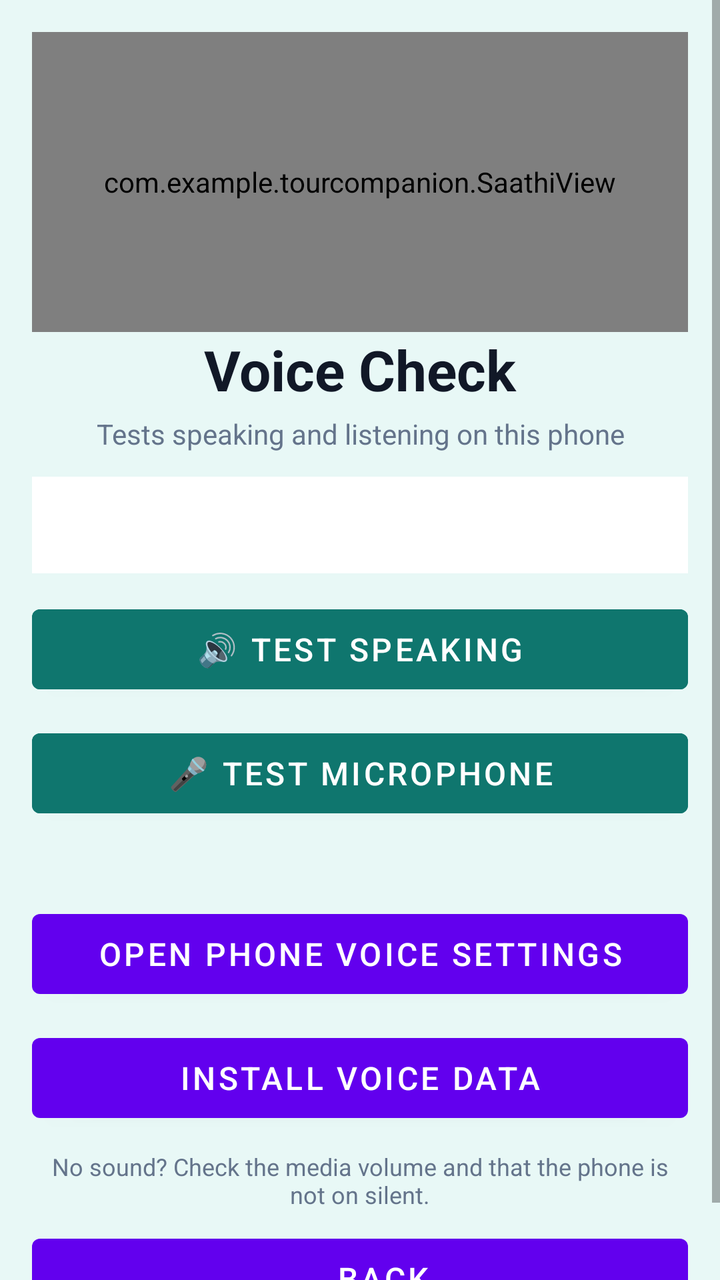
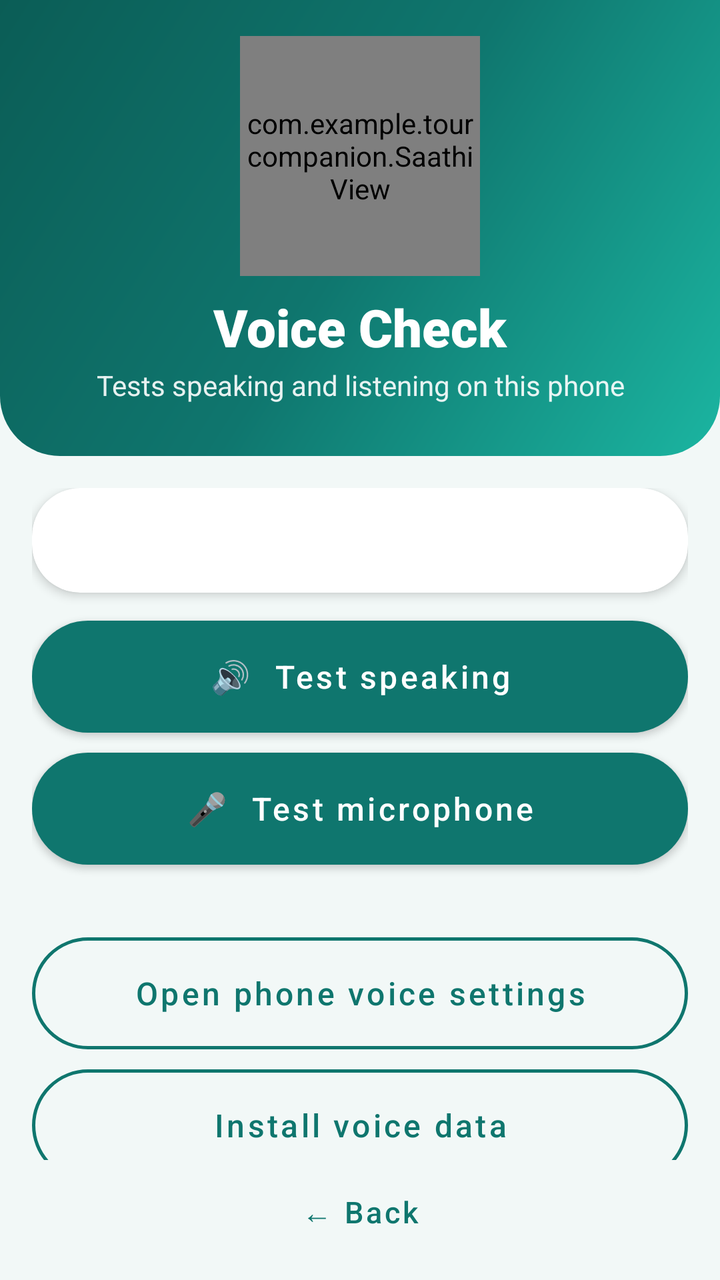

The first picture is an Android layout as it rendered before a commit; the second is the same layout after the commit. The layout source and the unified diff follow.
<!-- AndroidManifest.xml: application theme Theme.TourCompanion -->
<!-- res/layout/activity_voice_check.xml -->
<?xml version="1.0" encoding="utf-8"?>
<ScrollView
    xmlns:android="http://schemas.android.com/apk/res/android"
    xmlns:app="http://schemas.android.com/apk/res-auto"
    android:layout_width="match_parent"
    android:layout_height="match_parent"
    android:background="#E8F8F6"
    android:fillViewport="true">

    <LinearLayout
        android:layout_width="match_parent"
        android:layout_height="wrap_content"
        android:orientation="vertical"
        android:padding="16dp">

    <com.example.tourcompanion.SaathiView
        android:id="@+id/voiceAvatar"
        android:layout_width="match_parent"
        android:layout_height="150dp" />
    <TextView
        android:layout_width="match_parent"
        android:layout_height="wrap_content"
        android:gravity="center"
        android:text="Voice Check"
        android:textColor="#111827"
        android:textSize="28sp"
        android:textStyle="bold" />

    <TextView
        android:layout_width="match_parent"
        android:layout_height="wrap_content"
        android:layout_marginTop="4dp"
        android:gravity="center"
        android:text="Tests speaking and listening on this phone"
        android:textColor="#64748B"
        android:textSize="14sp" />

    <TextView
        android:id="@+id/voiceStatus"
        android:layout_width="match_parent"
        android:layout_height="wrap_content"
        android:layout_marginTop="12dp"
        android:background="#FFFFFF"
        android:lineSpacingExtra="4dp"
        android:padding="14dp"
        android:textColor="#111827"
        android:textSize="15sp" />
    <Button
        android:id="@+id/testSpeakButton"
        android:layout_width="match_parent"
        android:layout_height="52dp"
        android:layout_marginTop="12dp"
        android:text="🔊 Test speaking"
        android:textSize="16sp"
        android:backgroundTint="#0F766E"
        android:textColor="#FFFFFF" />
    <Button
        android:id="@+id/testMicButton"
        android:layout_width="match_parent"
        android:layout_height="52dp"
        android:layout_marginTop="10dp"
        android:text="🎤 Test microphone"
        android:textSize="16sp"
        android:backgroundTint="#0F766E"
        android:textColor="#FFFFFF" />

    <TextView
        android:id="@+id/heardText"
        android:layout_width="match_parent"
        android:layout_height="wrap_content"
        android:layout_marginTop="8dp"
        android:gravity="center"
        android:textColor="#0F766E"
        android:textSize="15sp" />
    <Button
        android:id="@+id/voiceSettingsButton"
        android:layout_width="match_parent"
        android:layout_height="52dp"
        android:layout_marginTop="10dp"
        android:text="Open phone voice settings"
        android:textSize="16sp" />
    <Button
        android:id="@+id/installVoiceButton"
        android:layout_width="match_parent"
        android:layout_height="52dp"
        android:layout_marginTop="10dp"
        android:text="Install voice data"
        android:textSize="16sp" />

    <TextView
        android:layout_width="match_parent"
        android:layout_height="wrap_content"
        android:layout_marginTop="10dp"
        android:gravity="center"
        android:text="No sound? Check the media volume and that the phone is not on silent."
        android:textColor="#64748B"
        android:textSize="12sp" />
    <Button
        android:id="@+id/backVoiceButton"
        android:layout_width="match_parent"
        android:layout_height="52dp"
        android:layout_marginTop="8dp"
        android:text="← Back"
        android:textSize="16sp" />

    </LinearLayout>

</ScrollView>
<!-- resources referenced by this layout -->
<resources>
  <style name="Theme.TourCompanion" parent="Theme.MaterialComponents.DayNight.DarkActionBar">
          
          <item name="colorPrimary">@color/purple_500</item>
          <item name="colorPrimaryVariant">@color/purple_700</item>
          <item name="colorOnPrimary">@color/white</item>
          
          <item name="colorSecondary">@color/teal_200</item>
          <item name="colorSecondaryVariant">@color/teal_700</item>
          <item name="colorOnSecondary">@color/black</item>
          
          <item name="android:statusBarColor">?attr/colorPrimaryVariant</item>
          
      </style>
  <color name="purple_500">#FF6200EE</color>
  <color name="purple_700">#FF3700B3</color>
  <color name="teal_200">#FF03DAC5</color>
  <color name="teal_700">#FF018786</color>
  <color name="black">#FF000000</color>
  <!-- unchanged entries left out for length: 1 -->
</resources>

<!-- the commit's change to res/layout/activity_voice_check.xml (unified diff, before → after) -->
@@ -1,108 +1,156 @@
 <?xml version="1.0" encoding="utf-8"?>
-<ScrollView
+<LinearLayout
     xmlns:android="http://schemas.android.com/apk/res/android"
     xmlns:app="http://schemas.android.com/apk/res-auto"
     android:layout_width="match_parent"
     android:layout_height="match_parent"
-    android:background="#E8F8F6"
-    android:fillViewport="true">
+    android:background="@color/bg"
+    android:orientation="vertical">
 
     <LinearLayout
         android:layout_width="match_parent"
         android:layout_height="wrap_content"
+        android:tag="header"
+        android:background="@drawable/bg_header"
+        android:gravity="center_horizontal"
         android:orientation="vertical"
-        android:padding="16dp">
+        android:paddingStart="20dp"
+        android:paddingTop="18dp"
+        android:paddingEnd="20dp"
+        android:paddingBottom="26dp">
 
-    <com.example.tourcompanion.SaathiView
-        android:id="@+id/voiceAvatar"
+        <FrameLayout
+            android:layout_width="120dp"
+            android:layout_height="120dp">
+
+            <View
+                android:layout_width="112dp"
+                android:layout_height="112dp"
+                android:layout_gravity="center"
+                android:background="@drawable/bg_circle_soft" />
+
+            <com.example.tourcompanion.SaathiView
+                android:id="@+id/voiceAvatar"
+                android:layout_width="match_parent"
+                android:layout_height="match_parent" />
+        </FrameLayout>
+
+        <TextView
+            
+            style="@style/Text.Tour.Title"
+            android:layout_width="match_parent"
+            android:layout_height="wrap_content"
+            android:layout_marginTop="8dp"
+            android:text="Voice Check" />
+
+        <TextView
+            
+            style="@style/Text.Tour.Subtitle"
+            android:layout_width="match_parent"
+            android:layout_height="wrap_content"
+            android:layout_marginTop="2dp"
+            android:text="Tests speaking and listening on this phone" />
+    </LinearLayout>
+
+    <ScrollView
         android:layout_width="match_parent"
-        android:layout_height="150dp" />
-    <TextView
-        android:layout_width="match_parent"
-        android:layout_height="wrap_content"
-        android:gravity="center"
-        android:text="Voice Check"
-        android:textColor="#111827"
-        android:textSize="28sp"
-        android:textStyle="bold" />
+        android:layout_height="0dp"
+        android:layout_weight="1"
+        android:clipToPadding="false"
+        android:fillViewport="true"
+        android:scrollbars="none">
 
-    <TextView
-        android:layout_width="match_parent"
-        android:layout_height="wrap_content"
-        android:layout_marginTop="4dp"
-        android:gravity="center"
-        android:text="Tests speaking and listening on this phone"
-        android:textColor="#64748B"
-        android:textSize="14sp" />
+        <LinearLayout
+            android:layout_width="match_parent"
+            android:layout_height="wrap_content"
+            android:orientation="vertical"
+            android:padding="16dp">
 
-    <TextView
-        android:id="@+id/voiceStatus"
-        android:layout_width="match_parent"
-        android:layout_height="wrap_content"
-        android:layout_marginTop="12dp"
-        android:background="#FFFFFF"
-        android:lineSpacingExtra="4dp"
-        android:padding="14dp"
-        android:textColor="#111827"
-        android:textSize="15sp" />
-    <Button
-        android:id="@+id/testSpeakButton"
+        <com.google.android.material.card.MaterialCardView
+            android:layout_width="match_parent"
+            android:layout_height="wrap_content"
+            android:layout_marginTop="0dp"
+            app:cardBackgroundColor="@color/surface"
+            app:cardCornerRadius="24dp"
+            app:cardElevation="3dp"
+            app:strokeWidth="0dp">
+
+            <LinearLayout
+                android:layout_width="match_parent"
+                android:layout_height="wrap_content"
+                android:orientation="vertical"
+                android:padding="16dp">
+
+        <TextView
+            android:id="@+id/voiceStatus"
+            android:layout_width="match_parent"
+            android:layout_height="wrap_content"
+            android:layout_marginTop="0dp"
+            android:text=""
+            android:textColor="@color/text_primary"
+            android:textSize="15sp"
+            android:lineSpacingExtra="5dp" />
+
+            </LinearLayout>
+        </com.google.android.material.card.MaterialCardView>
+        <com.google.android.material.button.MaterialButton
+            android:id="@+id/testSpeakButton"
+            style="@style/Widget.Tour.Button.Primary"
+            android:layout_width="match_parent"
+            android:layout_height="56dp"
+            android:layout_marginTop="14dp"
+            android:text="🔊  Test speaking" />
+        <com.google.android.material.button.MaterialButton
+            android:id="@+id/testMicButton"
+            style="@style/Widget.Tour.Button.Primary"
+            android:layout_width="match_parent"
+            android:layout_height="56dp"
+            android:layout_marginTop="10dp"
+            android:text="🎤  Test microphone" />
+        <TextView
+            android:id="@+id/heardText"
+            android:layout_width="match_parent"
+            android:layout_height="wrap_content"
+            android:layout_marginTop="10dp"
+            android:text=""
+            android:textColor="@color/primary"
+            android:textSize="15sp"
+            android:gravity="center" />
+        <com.google.android.material.button.MaterialButton
+            android:id="@+id/voiceSettingsButton"
+            style="@style/Widget.Tour.Button.Secondary"
+            android:layout_width="match_parent"
+            android:layout_height="56dp"
+            android:layout_marginTop="6dp"
+            android:text="Open phone voice settings" />
+        <com.google.android.material.button.MaterialButton
+            android:id="@+id/installVoiceButton"
+            style="@style/Widget.Tour.Button.Secondary"
+            android:layout_width="match_parent"
+            android:layout_height="56dp"
+            android:layout_marginTop="10dp"
+            android:text="Install voice data" />
+        <TextView
+            
+            android:layout_width="match_parent"
+            android:layout_height="wrap_content"
+            android:layout_marginTop="12dp"
+            android:text="No sound? Check the media volume and that the phone is not on silent."
+            android:textColor="@color/text_secondary"
+            android:textSize="12sp"
+            android:gravity="center" />
+
+        </LinearLayout>
+    </ScrollView>
+
+    <com.google.android.material.button.MaterialButton
+        android:id="@+id/backVoiceButton"
+        style="@style/Widget.Tour.Button.Text"
         android:layout_width="match_parent"
         android:layout_height="52dp"
-        android:layout_marginTop="12dp"
-        android:text="🔊 Test speaking"
-        android:textSize="16sp"
-        android:backgroundTint="#0F766E"
-        android:textColor="#FFFFFF" />
-    <Button
-        android:id="@+id/testMicButton"
-        android:layout_width="match_parent"
-        android:layout_height="52dp"
-        android:layout_marginTop="10dp"
-        android:text="🎤 Test microphone"
-        android:textSize="16sp"
-        android:backgroundTint="#0F766E"
-        android:textColor="#FFFFFF" />
+        android:layout_marginStart="16dp"
+        android:layout_marginEnd="16dp"
+        android:layout_marginBottom="8dp"
+        android:text="← Back" />
 
-    <TextView
-        android:id="@+id/heardText"
-        android:layout_width="match_parent"
-        android:layout_height="wrap_content"
-        android:layout_marginTop="8dp"
-        android:gravity="center"
-        android:textColor="#0F766E"
-        android:textSize="15sp" />
-    <Button
-        android:id="@+id/voiceSettingsButton"
-        android:layout_width="match_parent"
-        android:layout_height="52dp"
-        android:layout_marginTop="10dp"
-        android:text="Open phone voice settings"
-        android:textSize="16sp" />
-    <Button
-        android:id="@+id/installVoiceButton"
-        android:layout_width="match_parent"
-        android:layout_height="52dp"
-        android:layout_marginTop="10dp"
-        android:text="Install voice data"
-        android:textSize="16sp" />
-
-    <TextView
-        android:layout_width="match_parent"
-        android:layout_height="wrap_content"
-        android:layout_marginTop="10dp"
-        android:gravity="center"
-        android:text="No sound? Check the media volume and that the phone is not on silent."
-        android:textColor="#64748B"
-        android:textSize="12sp" />
-    <Button
-        android:id="@+id/backVoiceButton"
-        android:layout_width="match_parent"
-        android:layout_height="52dp"
-        android:layout_marginTop="8dp"
-        android:text="← Back"
-        android:textSize="16sp" />
-
-    </LinearLayout>
-
-</ScrollView>
+</LinearLayout>
<!-- resource entries referenced after the edit -->
@@ -1,23 +1,79 @@
 <!-- resources referenced by this layout -->
 <resources>
-  <style name="Theme.TourCompanion" parent="Theme.MaterialComponents.DayNight.DarkActionBar">
-          
-          <item name="colorPrimary">@color/purple_500</item>
-          <item name="colorPrimaryVariant">@color/purple_700</item>
+  <color name="bg">#F2F8F7</color>
+  <color name="primary">#0F766E</color>
+  <color name="surface">#FFFFFF</color>
+  <color name="text_primary">#0F172A</color>
+  <color name="text_secondary">#64748B</color>
+  <!-- drawable bg_circle_soft (drawable) -->
+  <?xml version="1.0" encoding="utf-8"?>
+  <shape xmlns:android="http://schemas.android.com/apk/res/android" android:shape="oval">
+      <solid android:color="#26FFFFFF" />
+      <stroke android:width="2dp" android:color="#40FFFFFF" />
+  </shape>
+  <!-- drawable bg_header (drawable) -->
+  <?xml version="1.0" encoding="utf-8"?>
+  <shape xmlns:android="http://schemas.android.com/apk/res/android" android:shape="rectangle">
+      <gradient android:type="linear" android:angle="315" android:startColor="#0B5D56" android:centerColor="#0F766E" android:endColor="#1BB5A1" />
+      <corners android:bottomLeftRadius="30dp" android:bottomRightRadius="30dp" />
+  </shape>
+  <style name="Text.Tour.Subtitle" parent="">
+          <item name="android:textColor">#E6FFFFFF</item>
+          <item name="android:textSize">14sp</item>
+          <item name="android:gravity">center</item>
+      </style>
+  <style name="Text.Tour.Title" parent="">
+          <item name="android:textColor">@color/white</item>
+          <item name="android:textSize">26sp</item>
+          <item name="android:fontFamily">sans-serif-black</item>
+          <item name="android:gravity">center</item>
+      </style>
+  <style name="Widget.Tour.Button.Primary" parent="Widget.MaterialComponents.Button">
+          <item name="backgroundTint">@color/primary</item>
+          <item name="android:textColor">@color/white</item>
+          <item name="cornerRadius">28dp</item>
+          <item name="android:textAllCaps">false</item>
+          <item name="android:textSize">16sp</item>
+          <item name="android:fontFamily">sans-serif-medium</item>
+          <item name="android:minHeight">54dp</item>
+          <item name="android:insetTop">0dp</item>
+          <item name="android:insetBottom">0dp</item>
+          <item name="rippleColor">#33FFFFFF</item>
+      </style>
+  <style name="Widget.Tour.Button.Secondary" parent="Widget.MaterialComponents.Button.OutlinedButton">
+          <item name="strokeColor">@color/primary</item>
+          <item name="strokeWidth">1.5dp</item>
+          <item name="android:textColor">@color/primary</item>
+          <item name="cornerRadius">28dp</item>
+          <item name="android:textAllCaps">false</item>
+          <item name="android:textSize">16sp</item>
+          <item name="android:fontFamily">sans-serif-medium</item>
+          <item name="android:minHeight">52dp</item>
+          <item name="android:insetTop">0dp</item>
+          <item name="android:insetBottom">0dp</item>
+      </style>
+  <style name="Widget.Tour.Button.Text" parent="Widget.MaterialComponents.Button.TextButton">
+          <item name="android:textColor">@color/primary</item>
+          <item name="android:textAllCaps">false</item>
+          <item name="android:textSize">15sp</item>
+          <item name="android:fontFamily">sans-serif-medium</item>
+      </style>
+  <style name="Theme.TourCompanion" parent="Theme.MaterialComponents.Light.NoActionBar">
+          <item name="colorPrimary">@color/primary</item>
+          <item name="colorPrimaryVariant">@color/primary_dark</item>
           <item name="colorOnPrimary">@color/white</item>
-          
-          <item name="colorSecondary">@color/teal_200</item>
-          <item name="colorSecondaryVariant">@color/teal_700</item>
-          <item name="colorOnSecondary">@color/black</item>
-          
-          <item name="android:statusBarColor">?attr/colorPrimaryVariant</item>
-          
+          <item name="colorSecondary">@color/accent</item>
+          <item name="colorSecondaryVariant">@color/accent</item>
+          <item name="colorOnSecondary">@color/text_primary</item>
+          <item name="android:colorBackground">@color/bg</item>
+          <item name="android:windowBackground">@color/bg</item>
+          <item name="android:statusBarColor">@color/primary_dark</item>
+          <item name="android:textColorPrimary">@color/text_primary</item>
+          <item name="android:textColorSecondary">@color/text_secondary</item>
+          <item name="materialButtonStyle">@style/Widget.Tour.Button.Primary</item>
       </style>
-  <color name="purple_500">#FF6200EE</color>
-  <color name="purple_700">#FF3700B3</color>
-  <color name="teal_200">#FF03DAC5</color>
-  <color name="teal_700">#FF018786</color>
-  <color name="black">#FF000000</color>
+  <color name="primary_dark">#0B5D56</color>
+  <color name="accent">#F59E0B</color>
   <!-- unchanged entries left out for length: 1 -->
 </resources>
 
